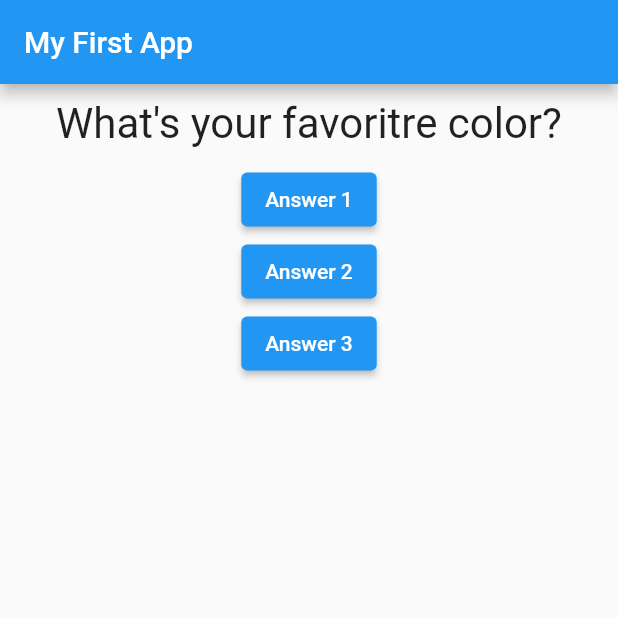
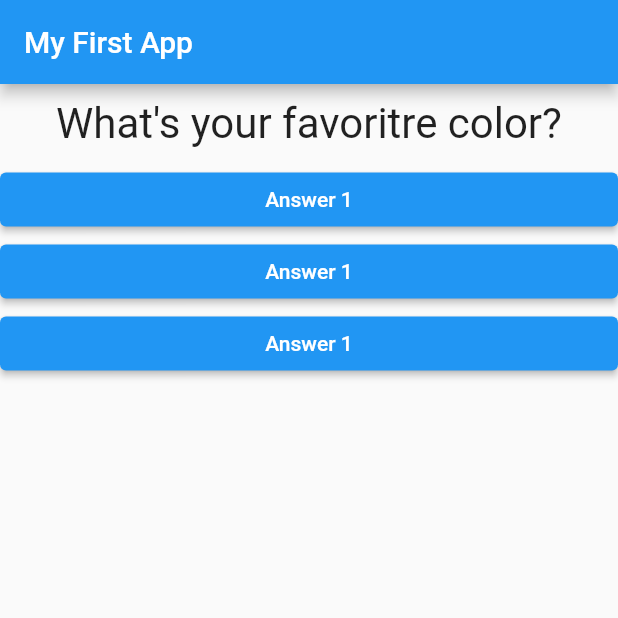
Before and after one commit to kipkoechke/Quiz-App, a Flutter app: the screen it shows after launch, on a phone screen of 412 x 824 dp, the top half of it. Run offline on Flutter 3.47's test engine with Material 2 defaults, Android fonts, the phone set to English and light mode, and no system bars.

Commit message:
Replaced the buuttons

```diff
--- a/lib/main.dart
+++ b/lib/main.dart
@@ -1,4 +1,5 @@
 import 'package:flutter/material.dart';
+import './answer.dart';
 import './question.dart';
 
 void main() => runApp(const MyApp());
@@ -40,18 +41,9 @@ class _MyAppState extends State<MyApp> {
             Question(
               questions[_questionIndex],
             ),
-            ElevatedButton(
-              onPressed: _answerQuestion,
-              child: const Text('Answer 1'),
-            ),
-            ElevatedButton(
-              onPressed: _answerQuestion,
-              child: const Text('Answer 2'),
-            ),
-            ElevatedButton(
-              onPressed: _answerQuestion,
-              child: const Text('Answer 3'),
-            ),
+            Answer(_answerQuestion),
+            Answer(_answerQuestion),
+            Answer(_answerQuestion),
           ],
         ),
       ),
```
